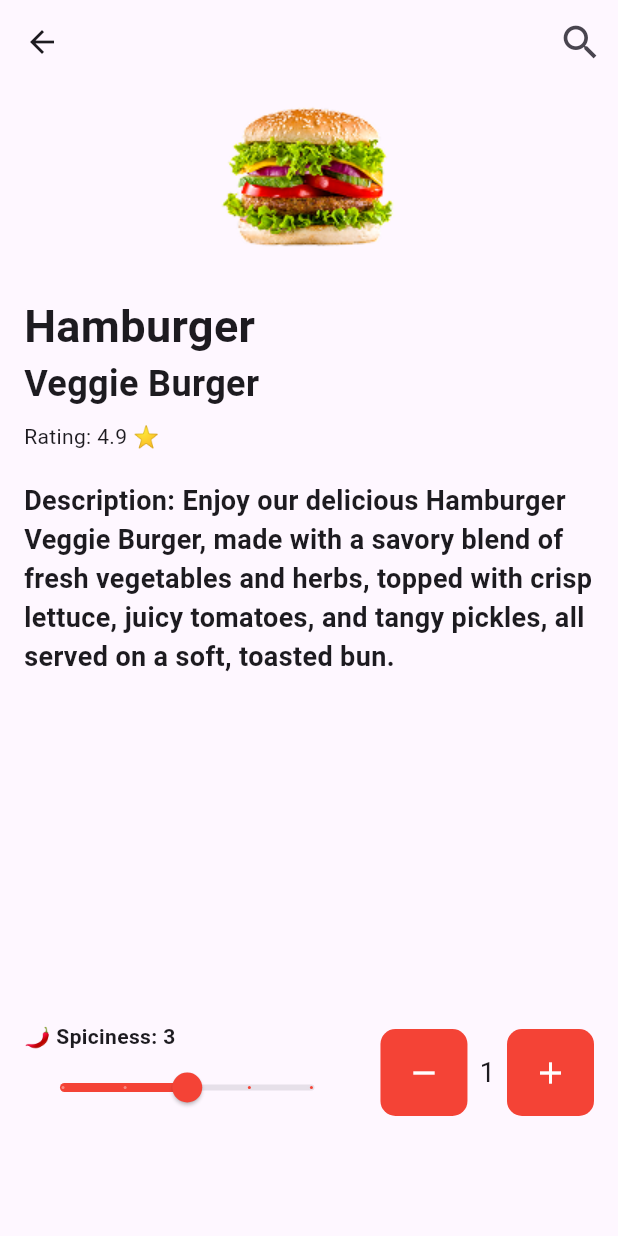
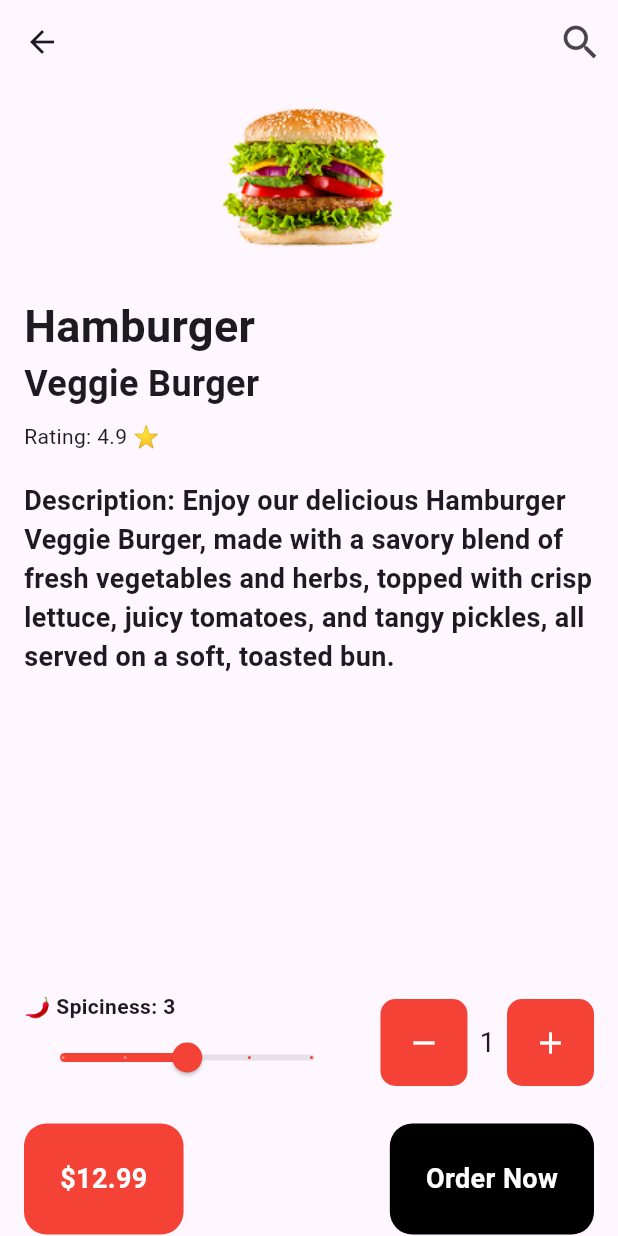
Before and after one commit to iamfarazbaloch/flutter_projects, a Flutter app: the screen it shows after launch, after a tap on "Hamburger", on a phone screen of 412 x 824 dp. Run offline on Flutter 3.47's test engine with Material 3 defaults, Android fonts, the phone set to English and light mode, and no system bars; our stand-ins replace curved_navigation_bar, flutter_slidable, google_fonts, hive, hive_flutter, permission_handler; missing offline and left inert: agora_rtc_engine; accounts and stored records are empty.

```diff
--- a/food_app/lib/model/prduct.dart
+++ b/food_app/lib/model/prduct.dart
@@ -3,7 +3,7 @@ class Products {
   final String title;
   final String subTitle;
   final String description;
-
+  final double price;
   final double rating;
 
   Products({
@@ -11,7 +11,7 @@ class Products {
     required this.title,
     required this.subTitle,
     required this.description,
-
+    required this.price,
     required this.rating,
   });
 }
--- a/food_app/lib/model/shop.dart
+++ b/food_app/lib/model/shop.dart
@@ -10,6 +10,7 @@ class Shop extends ChangeNotifier {
       description:
           "The Cheeseburger Wendy's Burger is a classic fast food burger that packs a punch of flavor in every bite. Made with a juicy beef patty cooked to perfection, it's topped with melted American cheese, crispy lettuce, ripe tomato, and crunchy pickles.",
       rating: 4.5,
+      price: 10.99,
     ),
     Products(
       imagePath: 'assets/images/image 5.png',
@@ -18,6 +19,7 @@ class Shop extends ChangeNotifier {
       description:
           "Enjoy our delicious Hamburger Veggie Burger, made with a savory blend of fresh vegetables and herbs, topped with crisp lettuce, juicy tomatoes, and tangy pickles, all served on a soft, toasted bun. ",
       rating: 4.9,
+      price: 12.99,
     ),
     Products(
       imagePath: 'assets/images/image 4.png',
@@ -26,6 +28,7 @@ class Shop extends ChangeNotifier {
       description:
           "Our chicken burger is a delicious and healthier alternative to traditional beef burgers, perfect for those looking for a lighter meal option. Try it today and experience the mouth-watering flavors of our Hamburger Chicken Burger!",
       rating: 4.6,
+      price: 11.99,
     ),
     Products(
       imagePath: 'assets/images/image 6.png',
@@ -34,6 +37,7 @@ class Shop extends ChangeNotifier {
       description:
           "Indulge in our crispy and savory Fried Chicken Burger, made with a juicy chicken patty, hand-breaded and deep-fried to perfection, served on a warm bun with lettuce, tomato, and a creamy sauce.",
       rating: 4.4,
+      price: 13.99,
     ),
   ];
 }
--- a/food_app/lib/pages/detail_page.dart
+++ b/food_app/lib/pages/detail_page.dart
@@ -1,5 +1,7 @@
 import 'package:flutter/material.dart';
 import 'package:food_app/model/prduct.dart';
+import 'package:food_app/pages/order_page.dart';
+import 'package:food_app/widgets/my_button.dart';
 
 class DetailPage extends StatefulWidget {
   final Products products;
@@ -74,7 +76,7 @@ class _DetailPageState extends State<DetailPage> {
                 fontWeight: FontWeight.bold,
               ),
             ),
-            const SizedBox(height: 230),
+            const SizedBox(height: 210),
 
             // Spiciness + Quantity Row
             Row(
@@ -158,6 +160,36 @@ class _DetailPageState extends State<DetailPage> {
                 ),
               ],
             ),
+            SizedBox(height: 20),
+            Row(
+              mainAxisAlignment:
+                  MainAxisAlignment.spaceBetween,
+              children: [
+                MyButton(
+                  text:
+                      '\$${(widget.products.price * quantity).toStringAsFixed(2)}',
+                  color: Colors.red,
+                  onTap: () {},
+                ),
+                MyButton(
+                  text: 'Order Now',
+                  onTap: () {
+                    Navigator.push(
+                      context,
+                      MaterialPageRoute(
+                        builder:
+                            (context) => OrderPage(
+                              price:
+                                  widget.products.price *
+                                  quantity,
+                            ),
+                      ),
+                    );
+                  },
+                  color: Colors.black,
+                ),
+              ],
+            ),
           ],
         ),
       ),
--- a/food_app/lib/pages/home_page.dart
+++ b/food_app/lib/pages/home_page.dart
@@ -29,7 +29,7 @@ class _HomePageState extends State<HomePage> {
       backgroundColor: Colors.white,
       bottomNavigationBar: CurvedNavigationBar(
         animationDuration: Duration(microseconds: 200),
-        backgroundColor: Colors.white,
+        backgroundColor: Colors.red,
         items: [
           Image.asset(
             'assets/icons/home.png',
--- /dev/null
+++ b/food_app/lib/widgets/my_button.dart
@@ -0,0 +1,36 @@
+import 'package:flutter/material.dart';
+
+class MyButton extends StatelessWidget {
+  final String text;
+  final void Function()? onTap;
+  final Color color;
+
+  const MyButton({
+    super.key,
+    required this.text,
+    required this.onTap,
+    required this.color,
+  });
+
+  @override
+  Widget build(BuildContext context) {
+    return GestureDetector(
+      onTap: onTap,
+      child: Container(
+        padding: EdgeInsets.all(24),
+        decoration: BoxDecoration(
+          color: color,
+          borderRadius: BorderRadius.circular(15),
+        ),
+        child: Text(
+          text,
+          style: TextStyle(
+            color: Colors.white,
+            fontWeight: FontWeight.bold,
+            fontSize: 18,
+          ),
+        ),
+      ),
+    );
+  }
+}
```
Also changed, not shown: food_app/lib/pages/order_page.dart (added, +174 -0 lines).
